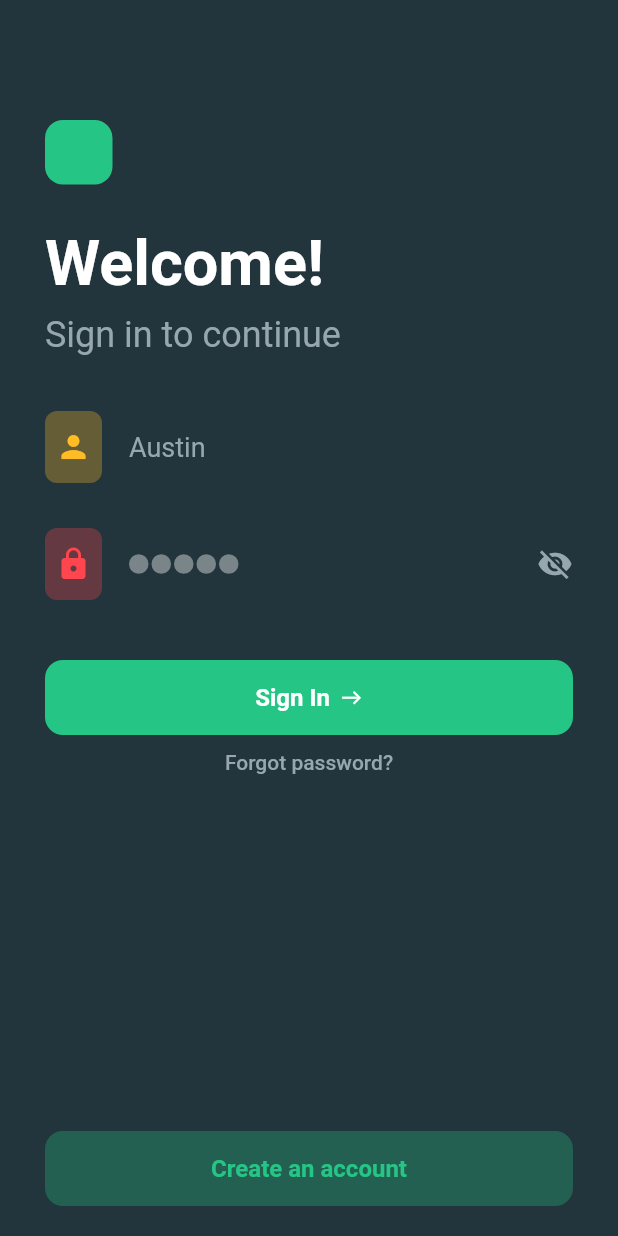
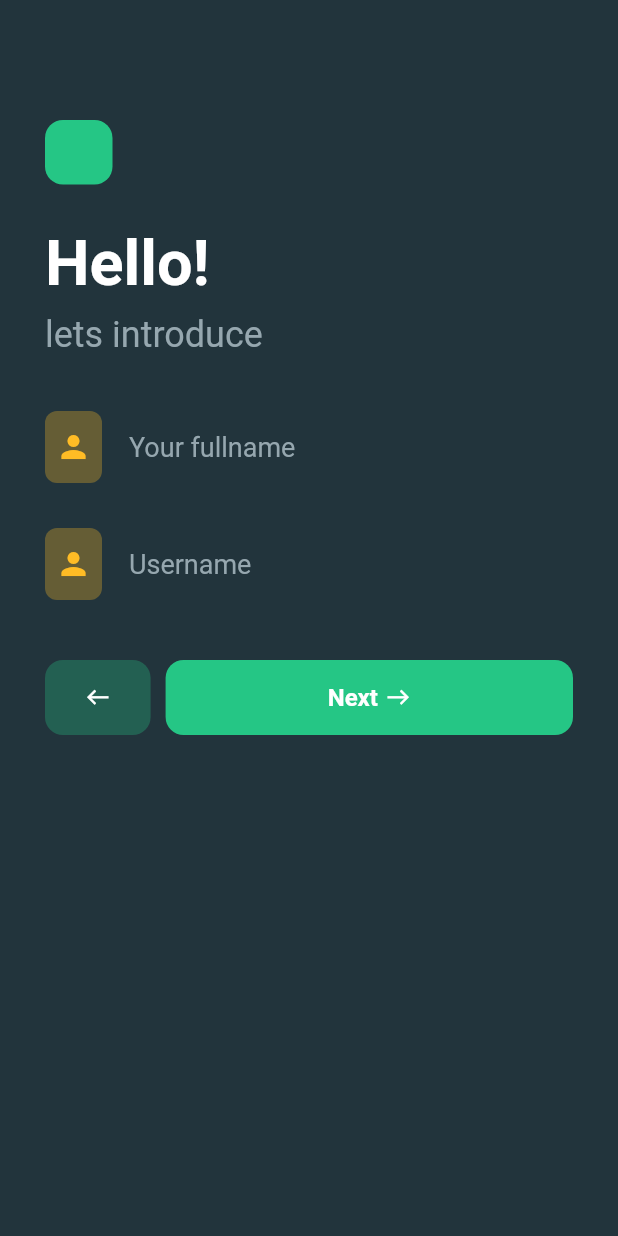
Before and after one commit to Syahro/marvie, a Flutter app: the WelcomePage screen opened directly, after a tap on "Create an account", on a phone screen of 412 x 824 dp. Run offline on Flutter 3.47's test engine with Material 2 defaults, Android fonts, the phone set to English and light mode, and no system bars; our stand-ins replace carousel_slider.

Commit message:
done modified signupPage first step and add some assets or support

```diff
--- /dev/null
+++ b/lib/pages/signup_one_page.dart
@@ -0,0 +1,178 @@
+import 'package:flutter/material.dart';
+
+import '../theme.dart';
+
+class SignupOnePage extends StatelessWidget {
+  @override
+  Widget build(BuildContext context) {
+    return Scaffold(
+      backgroundColor: linearBackgroundOne,
+      body: Padding(
+        padding: EdgeInsets.symmetric(horizontal: 30),
+        child: Column(
+          crossAxisAlignment: CrossAxisAlignment.start,
+          children: [
+            Container(
+              height: 43,
+              width: 45,
+              margin: EdgeInsets.only(top: 80),
+              decoration: BoxDecoration(
+                color: greenColor,
+                borderRadius: BorderRadius.circular(12),
+              ),
+            ),
+            SizedBox(
+              height: 28,
+            ),
+            Text(
+              'Hello!',
+              style: boldTextStyle.copyWith(
+                fontSize: 42,
+                color: whiteColor,
+              ),
+            ),
+            SizedBox(
+              height: 9,
+            ),
+            Text(
+              'lets introduce',
+              style: regularTextStyle.copyWith(
+                fontSize: 24,
+                color: greyColor,
+              ),
+            ),
+            SizedBox(
+              height: 37,
+            ),
+            Row(
+              children: [
+                Container(
+                  height: 48,
+                  width: 38,
+                  decoration: BoxDecoration(
+                    color: yellowColor.withOpacity(0.3),
+                    borderRadius: BorderRadius.circular(8),
+                  ),
+                  child: Center(
+                    child: Icon(
+                      Icons.person,
+                      color: yellowColor,
+                    ),
+                  ),
+                ),
+                SizedBox(
+                  width: 18,
+                ),
+                Text(
+                  'Your fullname',
+                  style: regularTextStyle.copyWith(
+                    fontSize: 18,
+                    color: greyColor,
+                  ),
+                ),
+              ],
+            ),
+            SizedBox(
+              height: 30,
+            ),
+            Row(
+              children: [
+                Container(
+                  height: 48,
+                  width: 38,
+                  decoration: BoxDecoration(
+                    color: yellowColor.withOpacity(0.3),
+                    borderRadius: BorderRadius.circular(8),
+                  ),
+                  child: Center(
+                    child: Icon(
+                      Icons.person,
+                      color: yellowColor,
+                    ),
+                  ),
+                ),
+                SizedBox(
+                  width: 18,
+                ),
+                Text(
+                  'Username',
+                  style: regularTextStyle.copyWith(
+                    fontSize: 18,
+                    color: greyColor,
+                  ),
+                ),
+              ],
+            ),
+            SizedBox(
+              height: 40,
+            ),
+            Row(
+              children: [
+                Expanded(
+                  flex: 2,
+                  child: Container(
+                    width: 50,
+                    height: 50,
+                    decoration: BoxDecoration(
+                      color: greenColor.withOpacity(0.3),
+                      borderRadius: BorderRadius.circular(12),
+                    ),
+                    child: Center(
+                      child: Icon(
+                        Icons.west,
+                        color: whiteColor,
+                        size: 17,
+                      ),
+                    ),
+                  ),
+                ),
+                Expanded(
+                  flex: 8,
+                  child: Container(
+                    width: double.infinity,
+                    height: 50,
+                    padding: EdgeInsets.only(left: 10),
+                    child: FlatButton(
+                      onPressed: () {
+                        Navigator.push(
+                          context,
+                          MaterialPageRoute(
+                            builder: (context) {},
+                          ),
+                        );
+                      },
+                      color: greenColor,
+                      shape: RoundedRectangleBorder(
+                        borderRadius: BorderRadius.circular(12),
+                      ),
+                      child: Row(
+                        mainAxisAlignment: MainAxisAlignment.center,
+                        children: [
+                          Text(
+                            'Next',
+                            style: boldTextStyle.copyWith(
+                              fontSize: 16,
+                              color: whiteColor,
+                            ),
+                          ),
+                          SizedBox(
+                            width: 5,
+                          ),
+                          Icon(
+                            Icons.east,
+                            color: whiteColor,
+                            size: 17,
+                          ),
+                        ],
+                      ),
+                    ),
+                  ),
+                ),
+              ],
+            ),
+          ],
+        ),
+      ),
+    );
+  }
+}
--- a/lib/pages/welcome_page.dart
+++ b/lib/pages/welcome_page.dart
@@ -1,4 +1,5 @@
 import 'package:flutter/material.dart';
+import 'package:marvie/pages/signup_one_page.dart';
 import 'package:marvie/theme.dart';
 
 class WelcomePage extends StatelessWidget {
@@ -210,7 +211,16 @@ class WelcomePage extends StatelessWidget {
               height: 50,
               width: double.infinity,
               child: FlatButton(
-                onPressed: () {},
+                onPressed: () {
+                  Navigator.push(
+                    context,
+                    MaterialPageRoute(
+                      builder: (context) {
+                        return SignupOnePage();
+                      },
+                    ),
+                  );
+                },
                 color: greenColor.withOpacity(0.3),
                 shape: RoundedRectangleBorder(
                   borderRadius: BorderRadius.circular(12),
```
